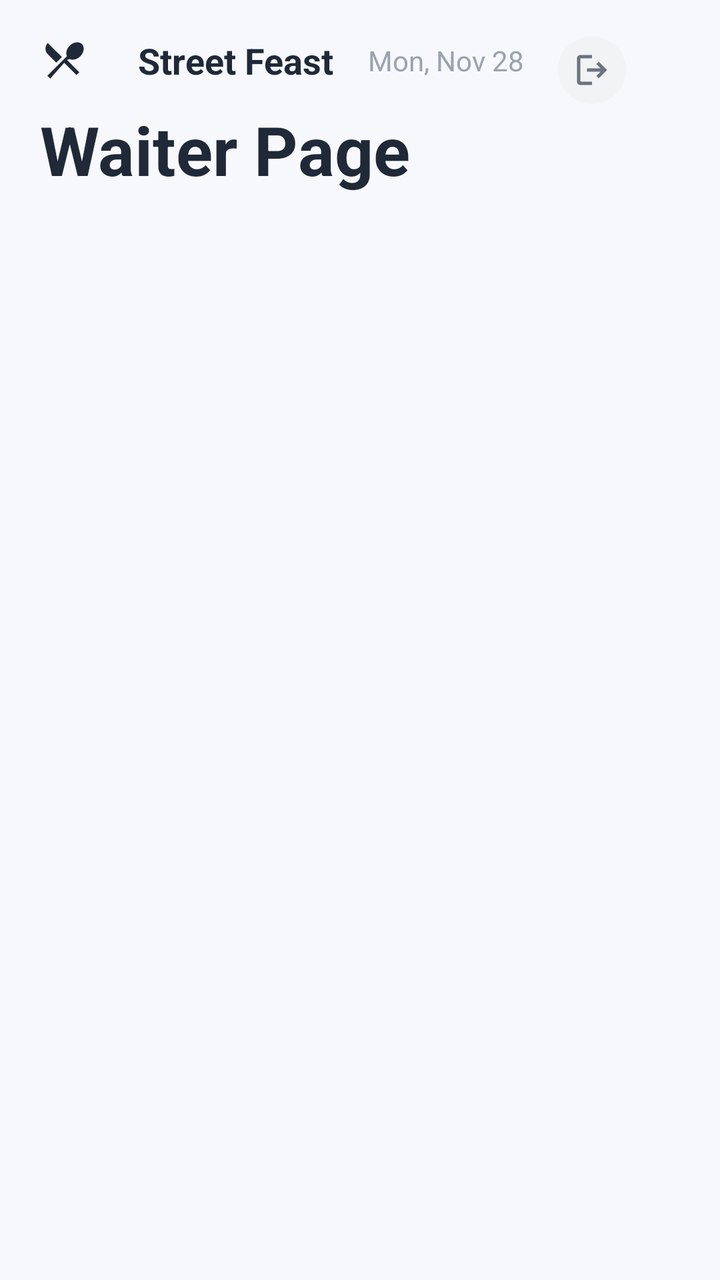
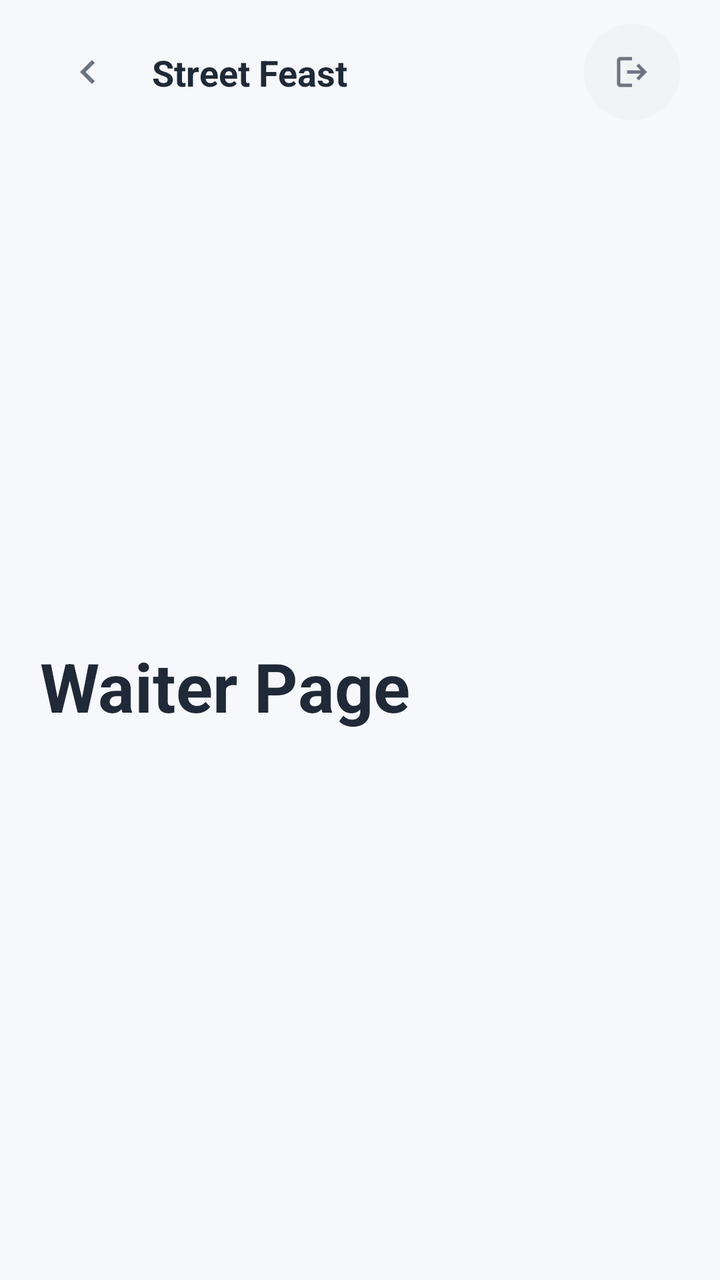

Two renders of the same Android screen: before a commit and after it. Below are the layout's source before the change and the commit's diff.
<!-- AndroidManifest.xml: application theme Theme.StreetFeast -->
<!-- res/layout/include_sf_appbar.xml -->
<?xml version="1.0" encoding="utf-8"?>
<androidx.constraintlayout.widget.ConstraintLayout xmlns:android="http://schemas.android.com/apk/res/android"
    xmlns:app="http://schemas.android.com/apk/res-auto"
    android:layout_width="match_parent"
    android:layout_height="@dimen/sf_appbar_h"
    android:background="@color/sf_appbar_bg"
    android:paddingStart="@dimen/sf_pad_screen_h"
    android:paddingEnd="@dimen/sf_pad_screen_h"
    android:paddingTop="18dp">

    <ImageView
        android:id="@+id/ivBrand"
        android:layout_width="24dp"
        android:layout_height="24dp"
        android:src="@drawable/ic_cutlery"
        android:tint="@color/sf_text_primary"
        app:layout_constraintStart_toStartOf="parent"
        app:layout_constraintTop_toTopOf="parent" />

    <TextView
        android:id="@+id/tvBrand"
        android:layout_width="wrap_content"
        android:layout_height="wrap_content"
        android:layout_marginStart="8dp"
        android:text="Street Feast"
        android:textColor="@color/sf_text_primary"
        android:textSize="18sp"
        android:textStyle="bold"
        app:layout_constraintStart_toEndOf="@id/ivBrand"
        app:layout_constraintEnd_toStartOf="@id/tvDate"
        app:layout_constraintTop_toTopOf="@id/ivBrand"
        app:layout_constraintBottom_toBottomOf="@id/ivBrand" />

    <TextView
        android:id="@+id/tvDate"
        android:layout_width="wrap_content"
        android:layout_height="wrap_content"
        android:text="Mon, Nov 28"
        android:textColor="@color/sf_text_muted"
        android:textSize="14sp"
        app:layout_constraintStart_toEndOf="@id/tvBrand"
        app:layout_constraintEnd_toStartOf="@id/btnLogout"
        app:layout_constraintTop_toTopOf="@id/ivBrand"
        app:layout_constraintBottom_toBottomOf="@id/ivBrand" />

    <FrameLayout
        android:id="@+id/btnLogout"
        android:layout_width="34dp"
        android:layout_height="34dp"
        android:background="@drawable/sf_bg_circle_light"
        android:layout_marginEnd="10dp"
        app:layout_constraintStart_toEndOf="@id/tvDate"
        app:layout_constraintEnd_toEndOf="parent"
        app:layout_constraintTop_toTopOf="parent">

        <ImageView
            android:layout_width="20dp"
            android:layout_height="20dp"
            android:layout_gravity="center"
            android:src="@drawable/logout_24px" />
    </FrameLayout>

    <TextView
        android:id="@+id/tvTitle"
        android:layout_width="wrap_content"
        android:layout_height="wrap_content"
        android:layout_marginTop="10dp"
        android:text="Waiter Page"
        android:textColor="@color/sf_text_primary"
        android:textSize="34sp"
        android:textStyle="bold"
        app:layout_constraintStart_toStartOf="parent"
        app:layout_constraintTop_toBottomOf="@id/ivBrand" />

</androidx.constraintlayout.widget.ConstraintLayout>
<!-- resources referenced by this layout -->
<resources>
  <color name="sf_appbar_bg">#F7F8FB</color>
  <color name="sf_text_muted">#9CA3AF</color>
  <color name="sf_text_primary">#1F2937</color>
  <dimen name="sf_appbar_h">116dp</dimen>
  <dimen name="sf_pad_screen_h">20dp</dimen>
  <!-- drawable ic_cutlery (drawable) -->
  <vector xmlns:android="http://schemas.android.com/apk/res/android"
      android:width="24dp"
      android:height="24dp"
      android:viewportWidth="24"
      android:viewportHeight="24">
      <path
          android:fillColor="#FF000000"
          android:pathData="M8.1,13.34l2.83,-2.83L3.91,3.5c-1.56,1.56 -1.56,4.09 0,5.66l4.19,4.18zM14.88,11.53c1.53,0.71 3.68,0.21 5.27,-1.38 1.91,-1.91 2.28,-4.65 0.81,-6.12 -1.46,-1.46 -4.2,-1.1 -6.12,0.81 -1.59,1.59 -2.09,3.74 -1.38,5.27L3.7,19.87l1.41,1.41L12.14,13.4l-0.02,-0.02 6.13,6.13 1.41,-1.41 -6.13,-6.13z"/>
  </vector>
  <!-- drawable logout_24px (drawable) -->
  <vector xmlns:android="http://schemas.android.com/apk/res/android"
      android:width="24dp"
      android:height="24dp"
      android:viewportWidth="960"
      android:viewportHeight="960"
      android:tint="?attr/colorControlNormal"
      android:autoMirrored="true">
    <path
        android:fillColor="@android:color/white"
        android:pathData="M200,840Q167,840 143.5,816.5Q120,793 120,760L120,200Q120,167 143.5,143.5Q167,120 200,120L480,120L480,200L200,200Q200,200 200,200Q200,200 200,200L200,760Q200,760 200,760Q200,760 200,760L480,760L480,840L200,840ZM640,680L585,622L687,520L360,520L360,440L687,440L585,338L640,280L840,480L640,680Z"/>
  </vector>
  <!-- drawable sf_bg_circle_light (drawable) -->
  <?xml version="1.0" encoding="utf-8"?>
  
  <shape xmlns:android="http://schemas.android.com/apk/res/android">
      <solid android:color="@color/sf_chip_bg" />
      <corners android:radius="999dp" />
  </shape>
  <style name="Theme.StreetFeast" parent="Base.Theme.StreetFeast" />
  <color name="sf_chip_bg">#F1F3F4</color>
  <style name="Base.Theme.StreetFeast" parent="Theme.Material3.Light.NoActionBar">
          <item name="colorPrimary">@color/action_primary</item>
          <item name="colorOnPrimary">@color/white</item>
          <item name="android:statusBarColor">@color/white</item>
          <item name="android:windowLightStatusBar">true</item>
          <item name="android:textColorPrimary">@color/text_primary</item>
          <item name="android:textColorSecondary">@color/text_secondary</item>
      </style>
  <color name="action_primary">#22C55E</color>
  <color name="white">#FFFFFFFF</color>
  <color name="text_primary">#1F2937</color>
  <color name="text_secondary">#6B7280</color>
</resources>

<!-- the commit's change to res/layout/include_sf_appbar.xml (unified diff, before → after) -->
@@ -1,75 +1,158 @@
 <?xml version="1.0" encoding="utf-8"?>
 <androidx.constraintlayout.widget.ConstraintLayout xmlns:android="http://schemas.android.com/apk/res/android"
     xmlns:app="http://schemas.android.com/apk/res-auto"
+    xmlns:tools="http://schemas.android.com/tools"
     android:layout_width="match_parent"
-    android:layout_height="@dimen/sf_appbar_h"
+    android:layout_height="wrap_content"
+    android:minHeight="@dimen/sf_appbar_h"
     android:background="@color/sf_appbar_bg"
     android:paddingStart="@dimen/sf_pad_screen_h"
     android:paddingEnd="@dimen/sf_pad_screen_h"
-    android:paddingTop="18dp">
+    android:paddingTop="12dp"
+    android:paddingBottom="12dp">
+
+    
+    <androidx.constraintlayout.widget.Barrier
+        android:id="@+id/barrierTopRowBottom"
+        android:layout_width="wrap_content"
+        android:layout_height="wrap_content"
+        app:barrierDirection="bottom"
+        app:barrierAllowsGoneWidgets="true"
+        app:constraint_referenced_ids="ivNavBack,tvBrand,tvDate,btnRefreshTables,btnRefreshMenu,btnLogout" />
+
+    
+    <androidx.constraintlayout.widget.Barrier
+        android:id="@+id/barrierLeftIconsEnd"
+        android:layout_width="wrap_content"
+        android:layout_height="wrap_content"
+        app:barrierDirection="end"
+        app:barrierAllowsGoneWidgets="true"
+        app:constraint_referenced_ids="ivNavBack" />
+
+    
+    <androidx.constraintlayout.widget.Barrier
+        android:id="@+id/barrierActionsStart"
+        android:layout_width="wrap_content"
+        android:layout_height="wrap_content"
+        app:barrierDirection="start"
+        app:barrierAllowsGoneWidgets="true"
+        app:constraint_referenced_ids="btnRefreshTables,btnRefreshMenu,btnLogout" />
 
     <ImageView
-        android:id="@+id/ivBrand"
-        android:layout_width="24dp"
-        android:layout_height="24dp"
-        android:src="@drawable/ic_cutlery"
-        android:tint="@color/sf_text_primary"
+        android:id="@+id/ivNavBack"
+        android:layout_width="48dp"
+        android:layout_height="48dp"
+        android:background="?attr/selectableItemBackgroundBorderless"
+        android:clickable="true"
+        android:focusable="true"
+        android:padding="12dp"
+        android:src="@drawable/ic_chev_left_20"
+        android:contentDescription="@string/cd_navigate_back"
         app:layout_constraintStart_toStartOf="parent"
         app:layout_constraintTop_toTopOf="parent" />
+    
 
-    <TextView
-        android:id="@+id/tvBrand"
-        android:layout_width="wrap_content"
-        android:layout_height="wrap_content"
-        android:layout_marginStart="8dp"
-        android:text="Street Feast"
-        android:textColor="@color/sf_text_primary"
-        android:textSize="18sp"
-        android:textStyle="bold"
-        app:layout_constraintStart_toEndOf="@id/ivBrand"
-        app:layout_constraintEnd_toStartOf="@id/tvDate"
-        app:layout_constraintTop_toTopOf="@id/ivBrand"
-        app:layout_constraintBottom_toBottomOf="@id/ivBrand" />
 
-    <TextView
-        android:id="@+id/tvDate"
-        android:layout_width="wrap_content"
-        android:layout_height="wrap_content"
-        android:text="Mon, Nov 28"
-        android:textColor="@color/sf_text_muted"
-        android:textSize="14sp"
-        app:layout_constraintStart_toEndOf="@id/tvBrand"
-        app:layout_constraintEnd_toStartOf="@id/btnLogout"
-        app:layout_constraintTop_toTopOf="@id/ivBrand"
-        app:layout_constraintBottom_toBottomOf="@id/ivBrand" />
 
-    <FrameLayout
-        android:id="@+id/btnLogout"
-        android:layout_width="34dp"
-        android:layout_height="34dp"
-        android:background="@drawable/sf_bg_circle_light"
-        android:layout_marginEnd="10dp"
-        app:layout_constraintStart_toEndOf="@id/tvDate"
-        app:layout_constraintEnd_toEndOf="parent"
-        app:layout_constraintTop_toTopOf="parent">
+   <TextView
+       android:id="@+id/tvBrand"
+       android:layout_width="0dp"
+       android:layout_height="wrap_content"
+       android:layout_marginStart="8dp"
+       android:maxLines="1"
+       android:ellipsize="end"
+       android:text="@string/street_feast"
+       android:textColor="@color/sf_text_primary"
+       android:textSize="18sp"
+       android:textStyle="bold"
+       app:layout_constraintStart_toEndOf="@id/barrierLeftIconsEnd"
 
-        <ImageView
-            android:layout_width="20dp"
-            android:layout_height="20dp"
-            android:layout_gravity="center"
-            android:src="@drawable/logout_24px" />
-    </FrameLayout>
+       app:layout_constraintTop_toTopOf="@id/ivNavBack"
+       app:layout_constraintBottom_toBottomOf="@id/ivNavBack"
+       tools:ignore="NotSibling" />
 
-    <TextView
-        android:id="@+id/tvTitle"
-        android:layout_width="wrap_content"
-        android:layout_height="wrap_content"
-        android:layout_marginTop="10dp"
-        android:text="Waiter Page"
-        android:textColor="@color/sf_text_primary"
-        android:textSize="34sp"
-        android:textStyle="bold"
-        app:layout_constraintStart_toStartOf="parent"
-        app:layout_constraintTop_toBottomOf="@id/ivBrand" />
+
+
+
+
+   <FrameLayout
+       android:id="@+id/btnRefreshTables"
+       android:layout_width="48dp"
+       android:layout_height="48dp"
+       android:layout_marginEnd="4dp"
+       android:background="@drawable/sf_bg_circle_light"
+       android:clickable="true"
+       android:focusable="true"
+       android:contentDescription="@string/cd_refresh_table_status"
+       android:visibility="gone"
+       app:layout_constraintEnd_toStartOf="@id/btnRefreshMenu"
+       app:layout_constraintTop_toTopOf="@id/ivNavBack"
+       app:layout_constraintBottom_toBottomOf="@id/ivNavBack">
+
+       <ImageView
+           android:id="@+id/ivRefreshTables"
+           android:layout_width="20dp"
+           android:layout_height="20dp"
+           android:layout_gravity="center"
+           android:src="@drawable/ic_refresh" />
+   </FrameLayout>
+
+   <FrameLayout
+       android:id="@+id/btnRefreshMenu"
+       android:layout_width="48dp"
+       android:layout_height="48dp"
+       android:layout_marginEnd="4dp"
+       android:background="@drawable/sf_bg_circle_light"
+       android:clickable="true"
+       android:focusable="true"
+       android:contentDescription="@string/cd_refresh_menu"
+       android:visibility="gone"
+       app:layout_constraintEnd_toStartOf="@id/btnLogout"
+       app:layout_constraintTop_toTopOf="@id/ivNavBack"
+       app:layout_constraintBottom_toBottomOf="@id/ivNavBack">
+
+       <ImageView
+           android:id="@+id/ivRefreshMenu"
+           android:layout_width="20dp"
+           android:layout_height="20dp"
+           android:layout_gravity="center"
+           android:src="@drawable/ic_refresh" />
+   </FrameLayout>
+
+   <FrameLayout
+       android:id="@+id/btnLogout"
+       android:layout_width="48dp"
+       android:layout_height="48dp"
+       android:background="@drawable/sf_bg_circle_light"
+       android:clickable="true"
+       android:focusable="true"
+       android:contentDescription="@string/cd_logout"
+       app:layout_constraintEnd_toEndOf="parent"
+       app:layout_constraintTop_toTopOf="@id/ivNavBack"
+       app:layout_constraintBottom_toBottomOf="@id/ivNavBack">
+
+       <ImageView
+           android:layout_width="20dp"
+           android:layout_height="20dp"
+           android:layout_gravity="center"
+           android:src="@drawable/logout_24px" />
+   </FrameLayout>
+
+   <TextView
+       android:id="@+id/tvTitle"
+       android:layout_width="0dp"
+       android:layout_height="wrap_content"
+       android:layout_marginTop="10dp"
+       android:layout_marginBottom="12dp"
+       android:text="@string/waiter_page"
+       android:textColor="@color/sf_text_primary"
+       android:textSize="34sp"
+       android:textStyle="bold"
+       android:maxLines="2"
+       android:ellipsize="end"
+       app:layout_constraintStart_toStartOf="parent"
+       app:layout_constraintEnd_toEndOf="parent"
+       app:layout_constraintTop_toBottomOf="@id/barrierTopRowBottom"
+       app:layout_constraintBottom_toBottomOf="parent" />
 
 </androidx.constraintlayout.widget.ConstraintLayout>
<!-- resource entries referenced after the edit -->
@@ -1,11 +1,17 @@
 <!-- resources referenced by this layout -->
 <resources>
   <color name="sf_appbar_bg">#F7F8FB</color>
-  <color name="sf_text_muted">#9CA3AF</color>
   <color name="sf_text_primary">#1F2937</color>
   <dimen name="sf_appbar_h">116dp</dimen>
   <dimen name="sf_pad_screen_h">20dp</dimen>
-  <!-- drawable ic_cutlery (drawable) -->
+  <!-- drawable ic_chev_left_20 (drawable) -->
+  <vector xmlns:android="http://schemas.android.com/apk/res/android"
+      android:width="20dp" android:height="20dp"
+      android:viewportWidth="24" android:viewportHeight="24">
+      <path android:fillColor="#6B7280"
+          android:pathData="M15.4,7.4 14,6 8,12l6,6 1.4,-1.4L10.8,12z"/>
+  </vector>
+  <!-- drawable ic_refresh (drawable) -->
   <vector xmlns:android="http://schemas.android.com/apk/res/android"
       android:width="24dp"
       android:height="24dp"
@@ -13,7 +19,7 @@
       android:viewportHeight="24">
       <path
           android:fillColor="#FF000000"
-          android:pathData="M8.1,13.34l2.83,-2.83L3.91,3.5c-1.56,1.56 -1.56,4.09 0,5.66l4.19,4.18zM14.88,11.53c1.53,0.71 3.68,0.21 5.27,-1.38 1.91,-1.91 2.28,-4.65 0.81,-6.12 -1.46,-1.46 -4.2,-1.1 -6.12,0.81 -1.59,1.59 -2.09,3.74 -1.38,5.27L3.7,19.87l1.41,1.41L12.14,13.4l-0.02,-0.02 6.13,6.13 1.41,-1.41 -6.13,-6.13z"/>
+          android:pathData="M17.65,6.35C16.2,4.9 14.21,4 12,4c-4.42,0 -7.99,3.58 -7.99,8s3.57,8 7.99,8c3.73,0 6.84,-2.55 7.73,-6h-2.08c-0.82,2.33 -3.04,4 -5.65,4 -3.31,0 -6,-2.69 -6,-6s2.69,-6 6,-6c1.66,0 3.14,0.69 4.22,1.78L13,11h7V4l-2.35,2.35z"/>
   </vector>
   <!-- drawable logout_24px (drawable) -->
   <vector xmlns:android="http://schemas.android.com/apk/res/android"
@@ -34,6 +40,12 @@
       <solid android:color="@color/sf_chip_bg" />
       <corners android:radius="999dp" />
   </shape>
+  <string name="cd_logout">Logout Button</string>
+  <string name="cd_navigate_back">Navigate back</string>
+  <string name="cd_refresh_menu">Refresh Menu</string>
+  <string name="cd_refresh_table_status">Refresh Table Status</string>
+  <string name="street_feast">Street Feast</string>
+  <string name="waiter_page">Waiter Page</string>
   <style name="Theme.StreetFeast" parent="Base.Theme.StreetFeast" />
   <color name="sf_chip_bg">#F1F3F4</color>
   <style name="Base.Theme.StreetFeast" parent="Theme.Material3.Light.NoActionBar">
